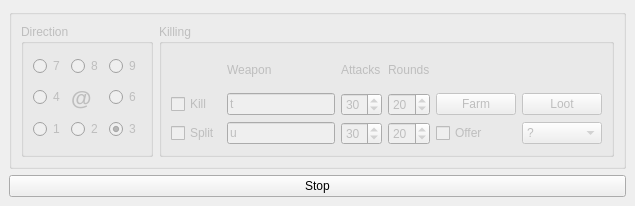
The window that source/forms/farmdockwidget.ui (coplate/EbonFarm) describes before a commit, drawn with Qt 5.
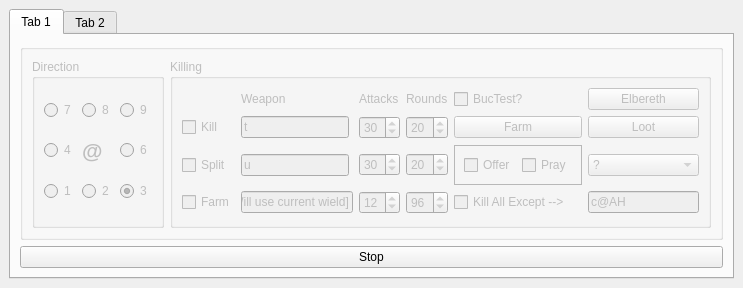
The same window after the commit.

Patch:
```diff
--- a/source/forms/farmdockwidget.ui
+++ b/source/forms/farmdockwidget.ui
@@ -9,8 +9,8 @@
    <rect>
     <x>0</x>
     <y>0</y>
-    <width>613</width>
-    <height>206</height>
+    <width>743</width>
+    <height>288</height>
    </rect>
   </property>
   <property name="layoutDirection">
@@ -23,8 +23,18 @@
    <string>DockWidget</string>
   </property>
   <widget class="QWidget" name="dockWidgetContents">
-   <layout class="QGridLayout" name="gridLayout">
-    <item row="0" column="0">
+   <layout class="QVBoxLayout" name="verticalLayout">
+    <item>
+     <widget class="QTabWidget" name="tabWidget">
+      <property name="currentIndex">
+       <number>0</number>
+      </property>
+      <widget class="QWidget" name="tab">
+       <attribute name="title">
+        <string>Tab 1</string>
+       </attribute>
+       <layout class="QVBoxLayout" name="verticalLayout_2">
+        <item>
      <widget class="QGroupBox" name="groupBox_7">
       <property name="enabled">
        <bool>false</bool>
@@ -126,6 +136,32 @@
           <string>Killing</string>
          </property>
          <layout class="QGridLayout" name="gridLayout_3">
+              <item row="2" column="4">
+               <widget class="QFrame" name="frame">
+                <property name="frameShape">
+                 <enum>QFrame::StyledPanel</enum>
+                </property>
+                <property name="frameShadow">
+                 <enum>QFrame::Raised</enum>
+                </property>
+                <layout class="QHBoxLayout" name="horizontalLayout">
+                 <item>
+                  <widget class="QCheckBox" name="checkBox">
+                   <property name="text">
+                    <string>Offer</string>
+                   </property>
+                  </widget>
+                 </item>
+                 <item>
+                  <widget class="QCheckBox" name="checkBox_pray">
+                   <property name="text">
+                    <string>Pray</string>
+                   </property>
+                  </widget>
+                 </item>
+                </layout>
+               </widget>
+              </item>
           <item row="1" column="3">
            <widget class="QSpinBox" name="spinBox_kill_rounds">
             <property name="value">
@@ -300,13 +336,6 @@
             </property>
            </widget>
           </item>
-          <item row="2" column="4">
-           <widget class="QCheckBox" name="checkBox">
-            <property name="text">
-             <string>Offer</string>
-            </property>
-           </widget>
-          </item>
           <item row="2" column="2">
            <widget class="QSpinBox" name="spinBox_split_attacks">
             <property name="minimum">
@@ -327,17 +356,100 @@
             </property>
            </widget>
           </item>
+              <item row="0" column="5">
+               <widget class="QPushButton" name="pushButton_3">
+                <property name="text">
+                 <string>Elbereth</string>
+                </property>
+               </widget>
+              </item>
+              <item row="0" column="4">
+               <widget class="QCheckBox" name="checkBox_buc">
+                <property name="text">
+                 <string>BucTest?</string>
+                </property>
+               </widget>
+              </item>
+              <item row="3" column="0">
+               <widget class="QCheckBox" name="checkBox_farm">
+                <property name="text">
+                 <string>Farm</string>
+                </property>
+               </widget>
+              </item>
+              <item row="3" column="1">
+               <widget class="QLineEdit" name="lineEdit">
+                <property name="enabled">
+                 <bool>false</bool>
+                </property>
+                <property name="text">
+                 <string>[Will use current wield]</string>
+                </property>
+                <property name="readOnly">
+                 <bool>true</bool>
+                </property>
+               </widget>
+              </item>
+              <item row="3" column="2">
+               <widget class="QSpinBox" name="spinBox_farm_attacks">
+                <property name="value">
+                 <number>12</number>
+                </property>
+               </widget>
+              </item>
+              <item row="3" column="3">
+               <widget class="QSpinBox" name="spinBox_farm_rounds">
+                <property name="value">
+                 <number>96</number>
+                </property>
+               </widget>
+              </item>
+              <item row="3" column="5">
+               <widget class="QLineEdit" name="lineEdit_killAll">
+                <property name="text">
+                 <string>c@AH</string>
+                </property>
+               </widget>
+              </item>
+              <item row="3" column="4">
+               <widget class="QCheckBox" name="checkBox_killAll">
+                <property name="text">
+                 <string>Kill All Except --&gt;</string>
+                </property>
+               </widget>
+              </item>
          </layout>
         </widget>
        </item>
       </layout>
      </widget>
     </item>
-    <item row="1" column="0">
+        <item>
      <widget class="QPushButton" name="stopButton">
       <property name="text">
        <string>Stop</string>
       </property>
+         </widget>
+        </item>
+       </layout>
+      </widget>
+      <widget class="QWidget" name="tab_2">
+       <attribute name="title">
+        <string>Tab 2</string>
+       </attribute>
+       <layout class="QHBoxLayout" name="horizontalLayout_2">
+        <item>
+         <widget class="QLineEdit" name="manualFarmText"/>
+        </item>
+        <item>
+         <widget class="QPushButton" name="manualFarmButton">
+          <property name="text">
+           <string>Test</string>
+          </property>
+         </widget>
+        </item>
+       </layout>
+      </widget>
      </widget>
     </item>
    </layout>
```
Lines whose indentation alone changed are shown as unchanged.
